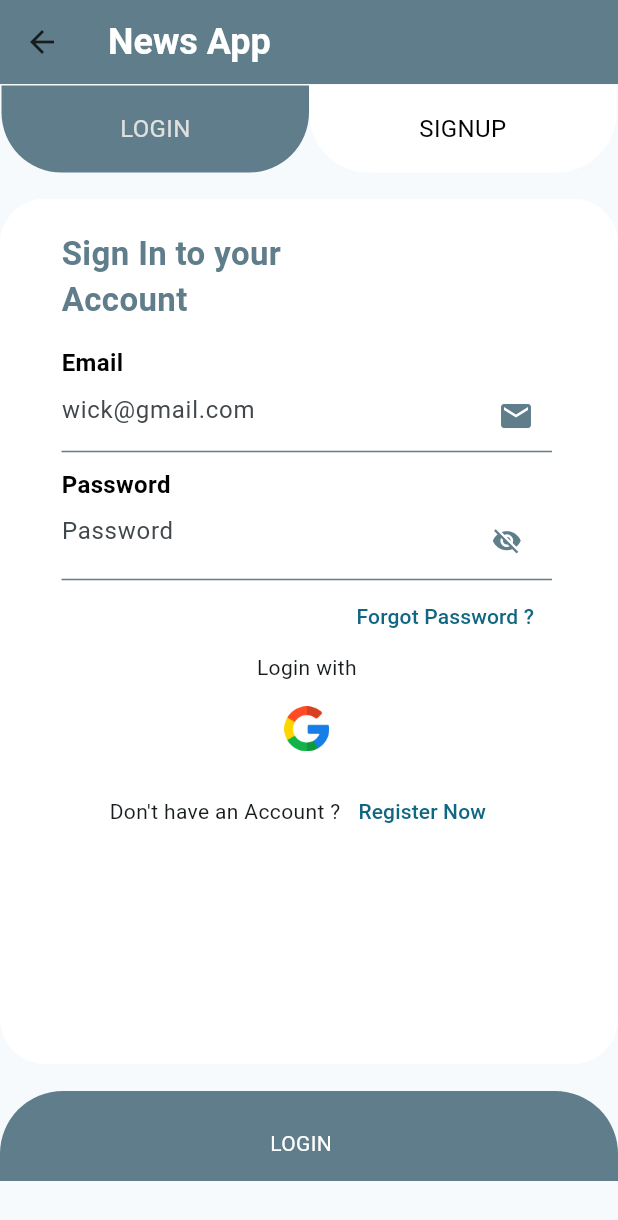
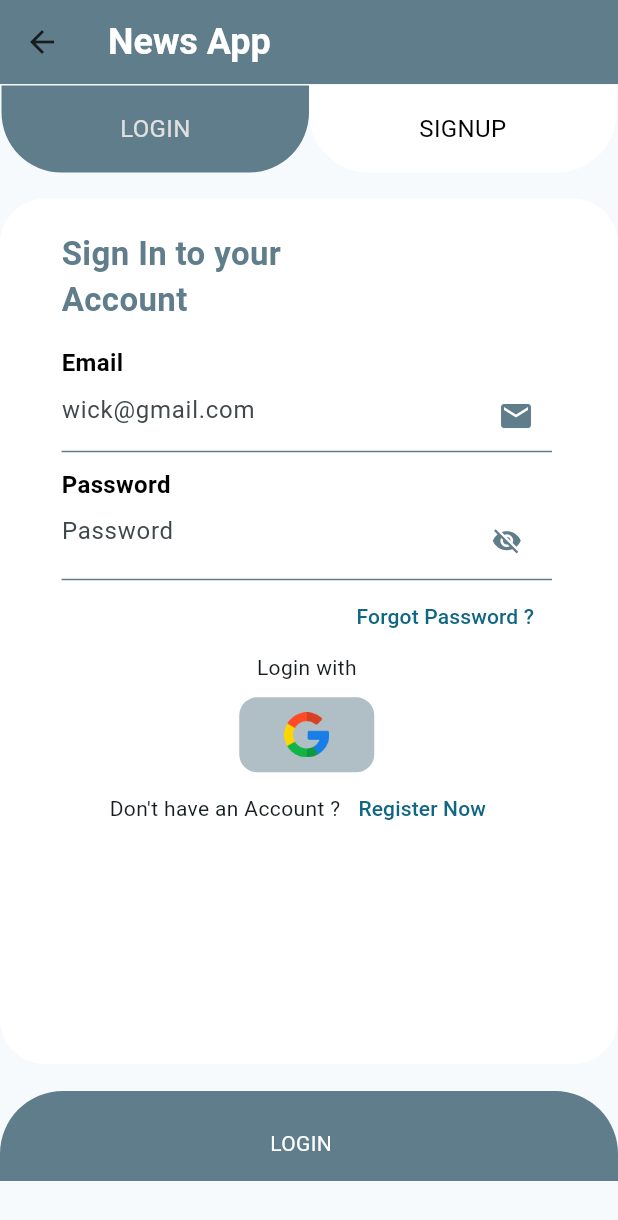
Before and after one commit to deepak20001/news_api_app, a Flutter app: the FirstScreen screen opened directly, on a phone screen of 412 x 824 dp. Shown: the top 1220 px of the screen. Run offline on Flutter 3.47's test engine with Material 2 defaults, Android fonts, the phone set to English and light mode, and no system bars; our stand-ins replace cached_network_image, firebase_auth, firebase_core, google_sign_in; accounts and stored records are empty; network calls fail.

```diff
--- a/lib/screens/auth/login_screen/login_screen.dart
+++ b/lib/screens/auth/login_screen/login_screen.dart
@@ -1,5 +1,6 @@
 import 'package:flutter/cupertino.dart';
 import 'package:flutter/material.dart';
+import 'package:news_app/services/auth_service/auth_service.dart';
 
 class LoginScreen extends StatefulWidget {
   const LoginScreen({super.key});
@@ -19,6 +20,7 @@ class _LoginScreenState extends State<LoginScreen> {
 
   @override
   Widget build(BuildContext context) {
+    AuthService authService = AuthService();
     return Column(
       children: [
         Container(
@@ -110,15 +112,27 @@ class _LoginScreenState extends State<LoginScreen> {
                   ),
                 ),
                 const Align(
-                    alignment: Alignment.center, child: Text("Login with")),
+                  alignment: Alignment.center,
+                  child: Text("Login with"),
+                ),
+                const SizedBox(
+                  height: 10,
+                ),
                 Align(
                   alignment: Alignment.center,
                   child: CupertinoButton(
+                    onPressed: () {
+                      authService.signInWithGoogle();
+                    },
+                    padding: EdgeInsets.symmetric(
+                      horizontal: 30,
+                      vertical: 10,
+                    ),
+                    color: Colors.blueGrey.shade200,
                     child: Image.asset(
                       "assets/icons/google.png",
                       width: 30,
                     ),
-                    onPressed: () {},
                   ),
                 ),
                 Row(
--- a/pubspec.yaml
+++ b/pubspec.yaml
@@ -39,6 +39,9 @@ dependencies:
   intl: ^0.18.1
   url_launcher: ^6.1.14
   cached_network_image: ^3.2.3
+  google_sign_in: ^6.1.5
+  firebase_auth: ^4.9.0
+  firebase_core: ^2.15.1
 
 dev_dependencies:
   flutter_test:
```
Also changed, not shown: lib/main.dart (+8 -5 lines), lib/screens/auth/auth_screen.dart/auth_screen.dart (added, +31 -0 lines), lib/screens/news_display_screen/news_display_screen.dart (+24 -6 lines), lib/services/auth_service/auth_service.dart (added, +40 -0 lines), pubspec.lock, 6 other files.
